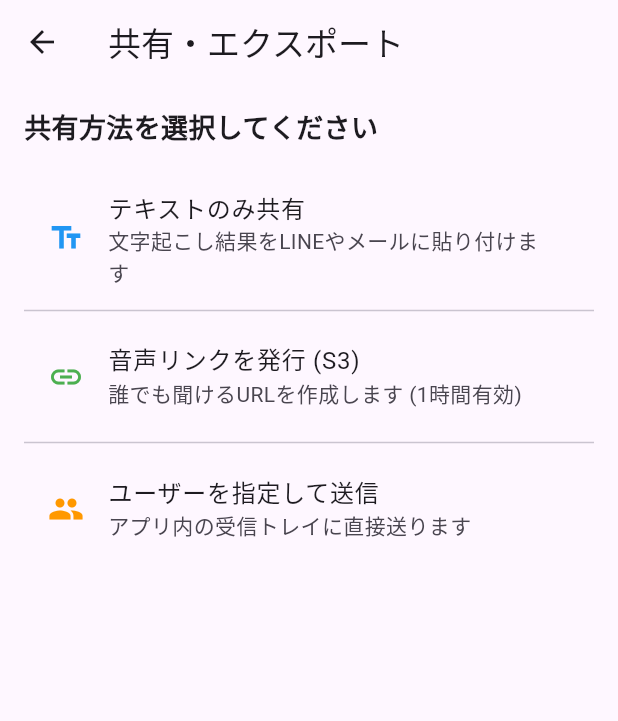
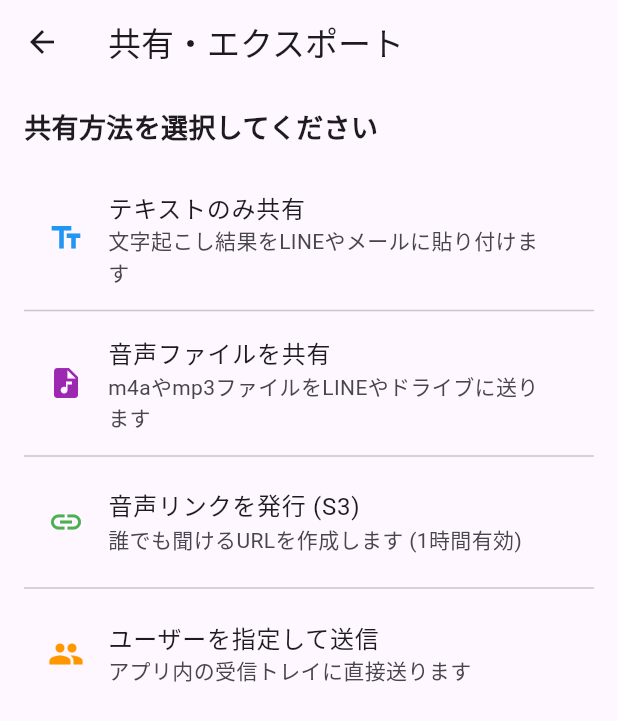
Before and after one commit to jin170424/yonrio-app, a Flutter app: the ShareScreen screen opened directly with empty values, on a phone screen of 412 x 824 dp. Shown: the top 721 px of the screen. Run offline on Flutter 3.47's test engine with Material 3 defaults, Android fonts, the light colour scheme and no system bars; our stand-ins replace file_picker, google_generative_ai, internet_connection_checker_plus, isar, permission_handler, share_plus; missing offline and left inert: amplify_auth_cognito, amplify_flutter, record; accounts and stored records are empty; generated files the repository leaves out were written again.

Commit message:
共有機能

```diff
--- a/lib/screens/result_screen.dart
+++ b/lib/screens/result_screen.dart
@@ -102,7 +102,10 @@ Future<void> s3Upload() async {
               Navigator.push(
                 context,
                 MaterialPageRoute(
-                  builder: (context) => ShareScreen(textContent: _displayText),
+                  builder: (context) => ShareScreen(
+                    textContent: _displayText,
+                    audioPath: widget.recording.filePath,
+                  ),
                 ),
               );
             },
--- a/lib/screens/share_screen.dart
+++ b/lib/screens/share_screen.dart
@@ -4,8 +4,14 @@ import 'package:share_plus/share_plus.dart';
 class ShareScreen extends StatelessWidget {
   // 共有したいテキストを受け取る
   final String textContent;
+  // ★音声ファイルのパスも受け取るように追加
+  final String audioPath;
 
-  const ShareScreen({super.key, required this.textContent});
+  const ShareScreen({
+    super.key,
+    required this.textContent,
+    required this.audioPath,
+  });
 
   @override
   Widget build(BuildContext context) {
@@ -30,7 +36,20 @@ class ShareScreen extends StatelessWidget {
           ),
           const Divider(),
 
-          // 2. 音声ファイルのリンク発行 (AWS S3)
+          // 2. 音声ファイルそのものを共有 (NEW!)
+          ListTile(
+            leading: const Icon(Icons.audio_file, color: Colors.purple),
+            title: const Text('音声ファイルを共有'),
+            subtitle: const Text('m4aやmp3ファイルをLINEやドライブに送ります'),
+            onTap: () async {
+              // ファイルをXFile形式に変換して共有
+              final xFile = XFile(audioPath);
+              await Share.shareXFiles([xFile], text: '音声ファイル ($audioPath)');
+            },
+          ),
+          const Divider(),
+
+          // 3. 音声ファイルのリンク発行 (AWS S3)
           ListTile(
             leading: const Icon(Icons.link, color: Colors.green),
             title: const Text('音声リンクを発行 (S3)'),
@@ -45,7 +64,7 @@ class ShareScreen extends StatelessWidget {
           ),
           const Divider(),
 
-          // 3. アプリ内共有 (オプション機能)
+          // 4. アプリ内共有 (オプション機能)
           ListTile(
             leading: const Icon(Icons.people, color: Colors.orange),
             title: const Text('ユーザーを指定して送信'),
```
